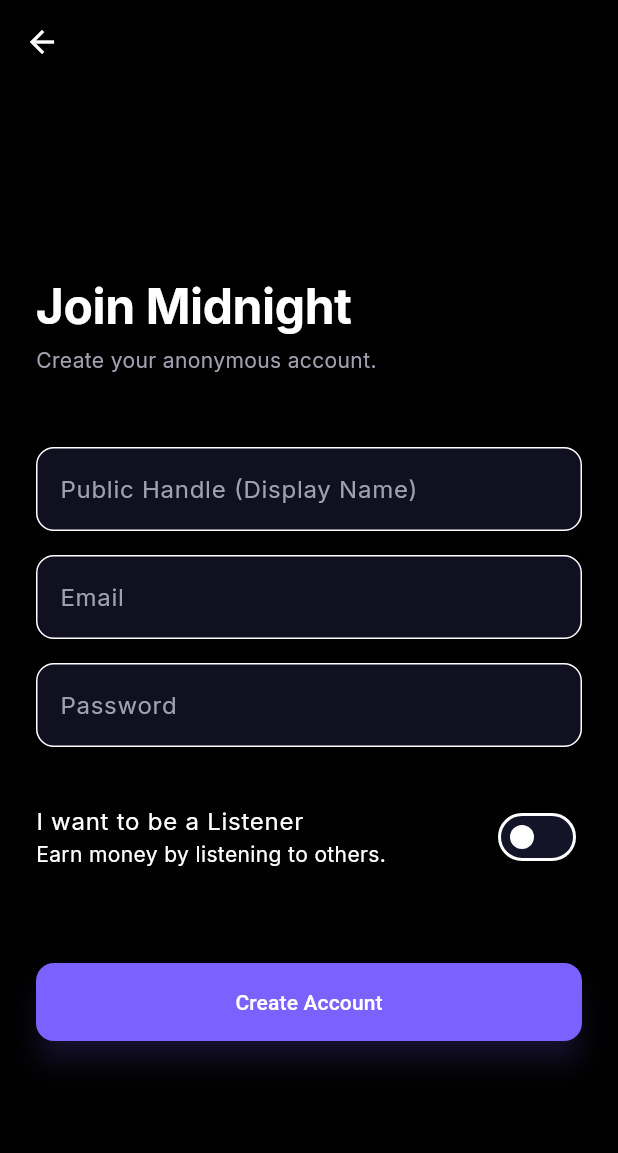
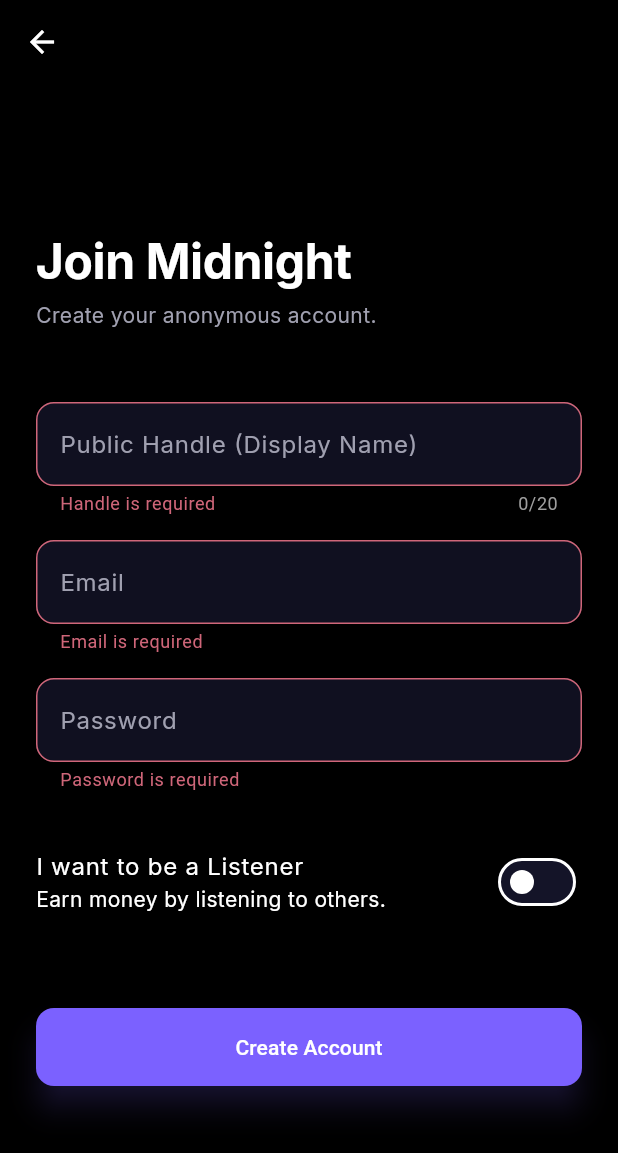
Before and after one commit to Adhinc/midnight-app, a Flutter app: the SignUpScreen screen opened directly, after a tap on "Create Account", on a phone screen of 412 x 824 dp. Shown: the top 1153 px of the screen. Run offline on Flutter 3.47's test engine with Material 3 defaults, Android fonts, the phone set to English and light mode, and no system bars; our stand-ins replace cloud_firestore, firebase_auth, firebase_core, firebase_storage, flutter_dotenv, google_fonts and 4 more; missing offline and left inert: agora_rtc_engine, razorpay_flutter; accounts and stored records are empty; network calls fail.

Commit message:
Add security hardening: dotenv for API keys, input validation, and rate limiting
- Move Agora/Razorpay keys from hardcoded constants to .env via flutter_dotenv
- Add .env to .gitignore along with google-services.json and other secrets
- Create validators.dart with email, password, handle, UPI, IFSC, account number validation
- Convert all auth/profile/payment forms to Form + TextFormField with validators
- Add maxLength constraints on handle (20), bio (200), IFSC (11), account number (18)
- Strengthen password requirements: 8+ chars, 1 uppercase, 1 number
- Add client-side login rate limiting: 5 failed attempts triggers 30s lockout
- Add Cloud Functions rate limiting (10 req/min per IP), POST-only enforcement
- Add payment amount validation and userId type checking in webhook

Co-Authored-By: Claude Opus 4.6 <noreply@anthropic.com>

```diff
--- /dev/null
+++ b/lib/core/validators.dart
@@ -0,0 +1,53 @@
+class Validators {
+  static final _emailRegex = RegExp(r'^[\w\.\-\+]+@[\w\.\-]+\.\w{2,}$');
+  static final _handleRegex = RegExp(r'^[a-zA-Z0-9_]+$');
+  static final _upiRegex = RegExp(r'^[\w\.\-]+@[\w]+$');
+  static final _ifscRegex = RegExp(r'^[A-Z]{4}0[A-Z0-9]{6}$');
+  static final _accountNumberRegex = RegExp(r'^\d{9,18}$');
+
+  static String? email(String? value) {
+    if (value == null || value.trim().isEmpty) return 'Email is required';
+    if (!_emailRegex.hasMatch(value.trim())) return 'Enter a valid email';
+    return null;
+  }
+
+  static String? password(String? value) {
+    if (value == null || value.isEmpty) return 'Password is required';
+    if (value.length < 8) return 'Must be at least 8 characters';
+    if (!value.contains(RegExp(r'[A-Z]'))) return 'Must contain an uppercase letter';
+    if (!value.contains(RegExp(r'[0-9]'))) return 'Must contain a number';
+    return null;
+  }
+
+  static String? handle(String? value) {
+    if (value == null || value.trim().isEmpty) return 'Handle is required';
+    final trimmed = value.trim();
+    if (trimmed.length < 3) return 'Must be at least 3 characters';
+    if (trimmed.length > 20) return 'Must be 20 characters or less';
+    if (!_handleRegex.hasMatch(trimmed)) return 'Only letters, numbers, and underscores';
+    return null;
+  }
+
+  static String? bio(String? value) {
+    if (value != null && value.length > 200) return 'Bio must be 200 characters or less';
+    return null;
+  }
+
+  static String? upiId(String? value) {
+    if (value == null || value.trim().isEmpty) return null; // Optional
+    if (!_upiRegex.hasMatch(value.trim())) return 'Invalid UPI ID (e.g., user@okaxis)';
+    return null;
+  }
+
+  static String? ifscCode(String? value) {
+    if (value == null || value.trim().isEmpty) return null; // Optional
+    if (!_ifscRegex.hasMatch(value.trim().toUpperCase())) return 'Invalid IFSC (e.g., SBIN0001234)';
+    return null;
+  }
+
+  static String? accountNumber(String? value) {
+    if (value == null || value.trim().isEmpty) return null; // Optional
+    if (!_accountNumberRegex.hasMatch(value.trim())) return 'Invalid account number (9-18 digits)';
+    return null;
+  }
+}
--- a/lib/features/auth/screens/signup_screen.dart
+++ b/lib/features/auth/screens/signup_screen.dart
@@ -1,5 +1,6 @@
 import 'package:flutter/material.dart';
 import '../../../core/theme.dart';
+import '../../../core/validators.dart';
 import '../../home/screens/home_screen.dart';
 import '../services/auth_repository.dart';
 import '../services/user_service.dart';
@@ -14,6 +15,7 @@ class SignUpScreen extends StatefulWidget {
 }
 
 class _SignUpScreenState extends State<SignUpScreen> {
+  final _formKey = GlobalKey<FormState>();
   final TextEditingController _emailController = TextEditingController();
   final TextEditingController _passwordController = TextEditingController();
   final TextEditingController _handleController = TextEditingController();
@@ -24,11 +26,11 @@ class _SignUpScreenState extends State<SignUpScreen> {
   bool _isLoading = false;
 
   Future<void> _signUp() async {
+    if (!_formKey.currentState!.validate()) return;
+
     final email = _emailController.text.trim();
     final password = _passwordController.text.trim();
     final handle = _handleController.text.trim();
-
-    if (email.isEmpty || password.isEmpty || handle.isEmpty) return;
 
     setState(() => _isLoading = true);
 
@@ -80,6 +82,14 @@ class _SignUpScreenState extends State<SignUpScreen> {
   }
 
   @override
+  void dispose() {
+    _emailController.dispose();
+    _passwordController.dispose();
+    _handleController.dispose();
+    super.dispose();
+  }
+
+  @override
   Widget build(BuildContext context) {
     return Scaffold(
       backgroundColor: Colors.black,
@@ -91,6 +101,8 @@ class _SignUpScreenState extends State<SignUpScreen> {
         padding: const EdgeInsets.all(24.0),
         child: Center(
           child: SingleChildScrollView(
+            child: Form(
+              key: _formKey,
               child: Column(
                 mainAxisAlignment: MainAxisAlignment.center,
                 crossAxisAlignment: CrossAxisAlignment.start,
@@ -101,8 +113,10 @@ class _SignUpScreenState extends State<SignUpScreen> {
                   const SizedBox(height: 48),
 
                   // Handle
-                TextField(
+                  TextFormField(
                     controller: _handleController,
+                    maxLength: 20,
+                    validator: Validators.handle,
                     style: const TextStyle(color: Colors.white),
                     decoration: InputDecoration(
                       labelText: "Public Handle (Display Name)",
@@ -110,13 +124,16 @@ class _SignUpScreenState extends State<SignUpScreen> {
                       filled: true,
                       fillColor: MidnightTheme.surfaceColor.withOpacity(0.8),
                       border: OutlineInputBorder(borderRadius: BorderRadius.circular(12)),
+                      counterStyle: const TextStyle(color: Colors.grey),
                     ),
                   ),
                   const SizedBox(height: 16),
 
                   // Email
-                TextField(
+                  TextFormField(
                     controller: _emailController,
+                    validator: Validators.email,
+                    keyboardType: TextInputType.emailAddress,
                     style: const TextStyle(color: Colors.white),
                     decoration: InputDecoration(
                       labelText: "Email",
@@ -129,12 +146,15 @@ class _SignUpScreenState extends State<SignUpScreen> {
                   const SizedBox(height: 16),
 
                   // Password
-                TextField(
+                  TextFormField(
                     controller: _passwordController,
                     obscureText: true,
+                    validator: Validators.password,
                     style: const TextStyle(color: Colors.white),
                     decoration: InputDecoration(
                       labelText: "Password",
+                      helperText: "Min 8 chars, 1 uppercase, 1 number",
+                      helperStyle: const TextStyle(color: Colors.grey, fontSize: 12),
                       labelStyle: const TextStyle(color: MidnightTheme.textSecondary),
                       filled: true,
                       fillColor: MidnightTheme.surfaceColor.withOpacity(0.8),
@@ -173,6 +193,7 @@ class _SignUpScreenState extends State<SignUpScreen> {
             ),
           ),
         ),
+      ),
     );
   }
 }
--- a/lib/main.dart
+++ b/lib/main.dart
@@ -1,5 +1,6 @@
 import 'package:flutter/material.dart';
 import 'package:shared_preferences/shared_preferences.dart';
+import 'package:flutter_dotenv/flutter_dotenv.dart';
 import 'core/theme.dart';
 import 'features/auth/screens/login_screen.dart';
 import 'features/home/screens/home_screen.dart';
@@ -8,6 +9,7 @@ import 'firebase_options.dart';
 
 void main() async {
   WidgetsFlutterBinding.ensureInitialized();
+  await dotenv.load(fileName: ".env");
   await Firebase.initializeApp(
     options: DefaultFirebaseOptions.currentPlatform,
   );
--- a/pubspec.yaml
+++ b/pubspec.yaml
@@ -19,7 +19,7 @@ publish_to: 'none' # Remove this line if you wish to publish to pub.dev
 version: 1.0.0+1
 
 environment:
-  sdk: ^3.10.7
+  sdk: ^3.10.4
 
 # Dependencies specify other packages that your package needs in order to work.
 # To automatically upgrade your package dependencies to the latest versions
@@ -52,6 +52,7 @@ dependencies:
   url_launcher: ^6.3.2
   image_picker: ^1.2.1
   firebase_storage: ^12.4.10
+  flutter_dotenv: ^5.2.1
 
 dev_dependencies:
   flutter_test:
@@ -79,6 +80,7 @@ flutter:
 
   assets:
     - assets/
+    - .env
 
   # To add assets to your application, add an assets section, like this:
   # assets:
```
Also changed, not shown: lib/core/constants.dart (+4 -5 lines), lib/features/auth/screens/login_screen.dart (+43 -4 lines), lib/features/profile/screens/account_settings_screen.dart (+11 -2 lines), lib/features/profile/screens/edit_profile_screen.dart (+15 -4 lines), lib/features/wallet/screens/payment_settings_screen.dart (+36 -9 lines), pubspec.lock, 3 other files. Lines whose indentation alone changed are shown as unchanged.
